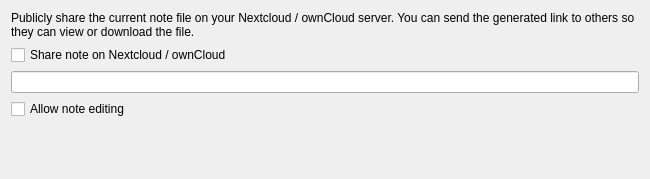
Qt form src/dialogs/sharedialog.ui (pbek/QOwnNotes) before a commit.
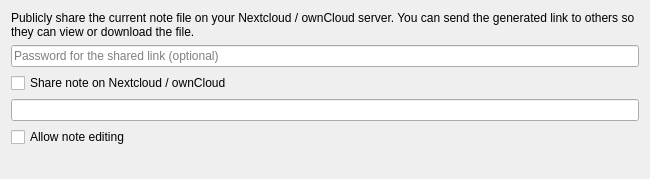
The same form after that commit. Icons and pictures are not drawn.

Commit message: #3788 sharedialog: allow setting a password for Nextcloud note shares

```diff
--- a/src/dialogs/sharedialog.ui
+++ b/src/dialogs/sharedialog.ui
@@ -24,7 +24,20 @@
     <normaloff>:/icons/breeze-qownnotes/16x16/document-share.svg</normaloff>:/icons/breeze-qownnotes/16x16/document-share.svg</iconset>
   </property>
   <layout class="QGridLayout" name="gridLayout">
-   <item row="2" column="0">
+   <item row="1" column="0">
+    <widget class="QLineEdit" name="passwordLineEdit">
+     <property name="toolTip">
+      <string>Optional password to protect the shared link, required if your server enforces passwords for shared links</string>
+     </property>
+     <property name="echoMode">
+      <enum>QLineEdit::Password</enum>
+     </property>
+     <property name="placeholderText">
+      <string>Password for the shared link (optional)</string>
+     </property>
+    </widget>
+   </item>
+   <item row="3" column="0">
     <widget class="QLineEdit" name="linkUrlLineEdit">
      <property name="toolTip">
       <string>The public url of your note</string>
@@ -34,7 +47,7 @@
      </property>
     </widget>
    </item>
-   <item row="1" column="0">
+   <item row="2" column="0">
     <widget class="QCheckBox" name="linkCheckBox">
      <property name="text">
        <string>Share note on Nextcloud / ownCloud</string>
@@ -54,7 +67,7 @@
      </property>
     </widget>
    </item>
-   <item row="4" column="0">
+   <item row="5" column="0">
     <spacer name="verticalSpacer">
      <property name="orientation">
       <enum>Qt::Vertical</enum>
@@ -67,7 +80,7 @@
      </property>
     </spacer>
    </item>
-   <item row="3" column="0">
+   <item row="4" column="0">
     <widget class="QCheckBox" name="editCheckBox">
      <property name="text">
       <string>Allow note editing</string>
```
Left out of the diff: 6 changed lines with no effect on the pictures. The commit also changes 5 other files.
